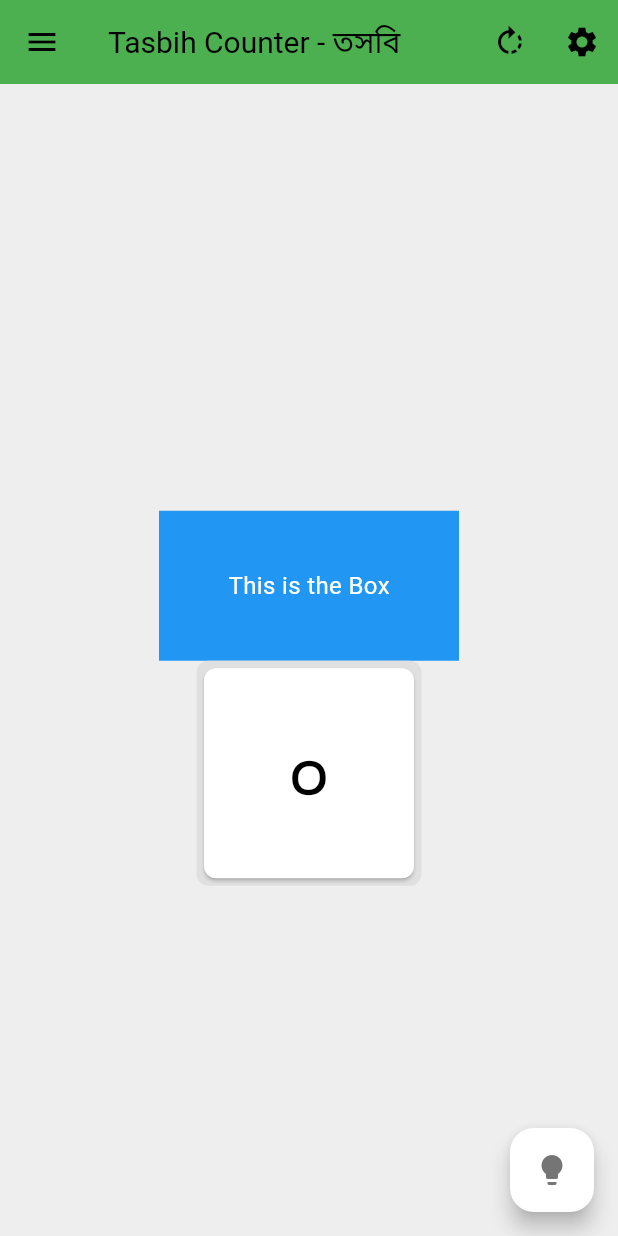
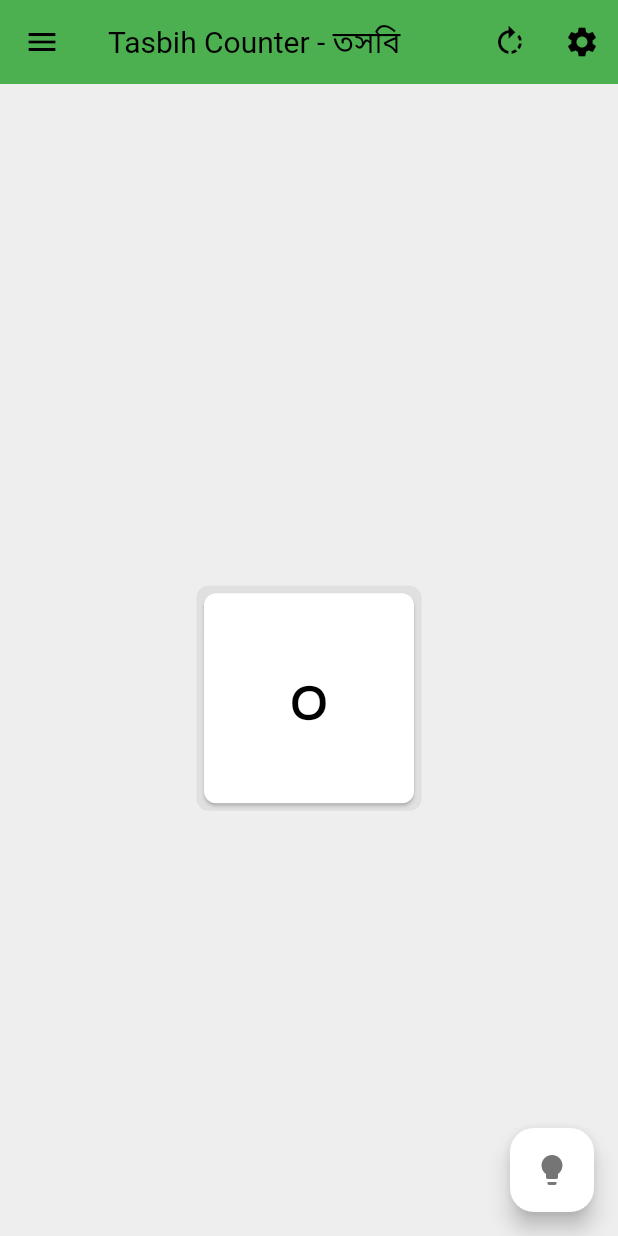
Before and after one commit to Azimul-Haque/tasbih-android, a Flutter app: the screen it shows after launch, on a phone screen of 412 x 824 dp. Run offline on Flutter 3.47's test engine with Material 3 defaults, Android fonts, the phone set to English and light mode, and no system bars; our stand-ins replace shared_preferences.

Commit message:
Commit Mon 11/25/2024  5:21:36.20 32145

```diff
--- a/lib/view/home.dart
+++ b/lib/view/home.dart
@@ -79,17 +79,6 @@ class _MyHomePageState extends State<MyHomePage> {
                   ]),
             ),
             const SizedBox(height: 20),
-            Container(
-              width: 200, // Box width
-              height: 100, // Box height
-              color: Colors.blue, // Box color
-              child: Center(
-                child: Text(
-                  'This is the Box',
-                  style: TextStyle(color: Colors.white, fontSize: 16),
-                ),
-              ),
-            ),
             MyBox(
               height: 150,
               widht: 150,
```
